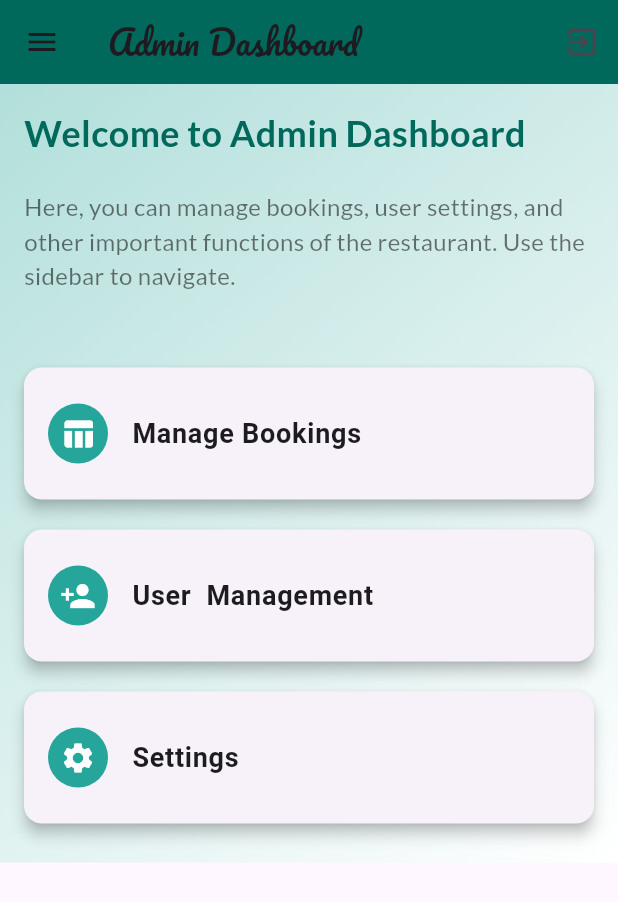
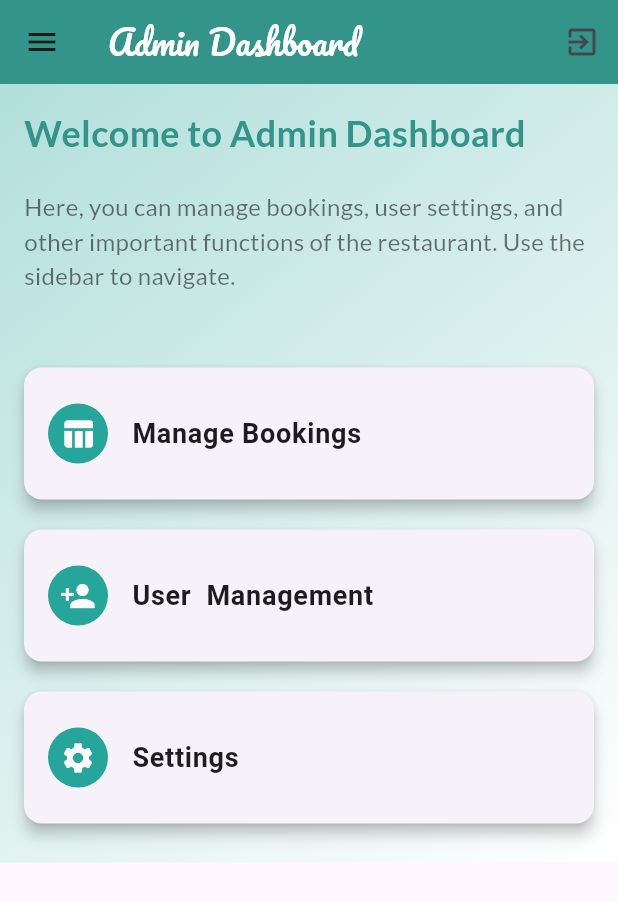
Before and after one commit to jesmariaroy/Project1, a Flutter app: the AdminDashboard screen opened by its route, on a phone screen of 412 x 824 dp. Shown: the top 902 px of the screen. Run offline on Flutter 3.47's test engine with Material 3 defaults, Android fonts, the phone set to English and light mode, and no system bars; our stand-ins replace carousel_slider, cloud_firestore, firebase_auth, firebase_core, flutter_rating_bar, google_fonts and 1 more; accounts and stored records are empty.

Commit message:
Update admin_page.dart

```diff
--- a/lib/pages/admin_page.dart
+++ b/lib/pages/admin_page.dart
@@ -11,7 +11,7 @@ class AdminDashboardApp extends StatelessWidget {
     return MaterialApp(
       debugShowCheckedModeBanner: false,
       theme: ThemeData(
-        primarySwatch: Colors.teal,
+        primaryColor: const Color.fromARGB(255, 51, 148, 137),
         textTheme: TextTheme(
           titleLarge: TextStyle(fontSize: 24, fontWeight: FontWeight.bold),
           bodyMedium: TextStyle(fontSize: 16),
@@ -41,8 +41,10 @@ class _AdminDashboardState extends State<AdminDashboard> {
   Widget build(BuildContext context) {
     return Scaffold(
       appBar: AppBar(
-        backgroundColor: Colors.teal[800], // Teal gradient color
-        title: Text('Admin Dashboard', style: GoogleFonts.pacifico()),
+        backgroundColor:
+            const Color.fromARGB(255, 51, 148, 137), // Teal gradient color
+        title: Text('Admin Dashboard',
+            style: GoogleFonts.pacifico(color: Colors.white)),
         actions: [
           IconButton(
             icon: Icon(Icons.exit_to_app),
@@ -55,30 +57,24 @@ class _AdminDashboardState extends State<AdminDashboard> {
         ],
       ),
       drawer: Drawer(
-        child: ListView(
-          padding: EdgeInsets.zero,
-          children: <Widget>[
-            DrawerHeader(
+        child: Container(
           decoration: BoxDecoration(
             gradient: LinearGradient(
               colors: [
-                    Colors.teal[800]!,
+                const Color.fromARGB(255, 62, 147, 137)!,
                 Colors.teal[400]!
               ], // Teal gradient color
               begin: Alignment.topLeft,
               end: Alignment.bottomRight,
             ),
           ),
+          child: ListView(
+            padding: EdgeInsets.zero,
+            children: <Widget>[
+              DrawerHeader(
                 child: Column(
                   crossAxisAlignment: CrossAxisAlignment.start,
                   children: [
-                  CircleAvatar(
-                    backgroundColor: Colors.white,
-                    radius: 40,
-                    child: Icon(Icons.person,
-                        size: 50,
-                        color: Colors.teal[800]!), // Teal gradient color
-                  ),
                     SizedBox(height: 10),
                     Text(
                       'Restaurant Admin',
@@ -89,10 +85,20 @@ class _AdminDashboardState extends State<AdminDashboard> {
                     ),
                   ],
                 ),
+                decoration: BoxDecoration(
+                  gradient: LinearGradient(
+                    colors: [
+                      const Color.fromARGB(255, 50, 149, 137)!,
+                      Colors.teal[400]!
+                    ], // Teal gradient color
+                    begin: Alignment.topLeft,
+                    end: Alignment.bottomRight,
+                  ),
+                ),
               ),
               ListTile(
                 leading: Icon(Icons.dashboard),
-              title: Text('Dashboard'),
+                title: Text('Dashboard', style: TextStyle(color: Colors.white)),
                 onTap: () {
                   setState(() {
                     _selectedIndex = 0;
@@ -102,7 +108,8 @@ class _AdminDashboardState extends State<AdminDashboard> {
               ),
               ListTile(
                 leading: Icon(Icons.table_chart),
-              title: Text('Booking Management'),
+                title: Text('Booking Management',
+                    style: TextStyle(color: Colors.white)),
                 onTap: () {
                   setState(() {
                     _selectedIndex = 1;
@@ -112,7 +119,7 @@ class _AdminDashboardState extends State<AdminDashboard> {
               ),
               ListTile(
                 leading: Icon(Icons.settings),
-              title: Text('Settings'),
+                title: Text('Settings', style: TextStyle(color: Colors.white)),
                 onTap: () {
                   setState(() {
                     _selectedIndex = 2;
@@ -122,7 +129,8 @@ class _AdminDashboardState extends State<AdminDashboard> {
               ),
               ListTile(
                 leading: Icon(Icons.add),
-              title: Text('Register User'),
+                title: Text('Register User',
+                    style: TextStyle(color: Colors.white)),
                 onTap: () {
                   setState(() {
                     _selectedIndex = 3;
@@ -131,6 +139,7 @@ class _AdminDashboardState extends State<AdminDashboard> {
                 },
               ),
             ],
+          ),
         ),
       ),
       body: Container(
@@ -164,7 +173,8 @@ class DashboardHome extends StatelessWidget {
             style: GoogleFonts.lato(
                 fontSize: 24,
                 fontWeight: FontWeight.bold,
-                color: Colors.teal[800]!), // Teal gradient color
+                color: const Color.fromARGB(
+                    255, 51, 148, 137)!), // Teal gradient color
           ),
           SizedBox(height: 20),
           Text(
@@ -215,10 +225,19 @@ class BookingManagement extends StatelessWidget {
   Widget build(BuildContext context) {
     return Scaffold(
       appBar: AppBar(
-        backgroundColor: Colors.teal[800], // Teal gradient color
-        title: Text('Booking Management', style: GoogleFonts.pacifico()),
+        backgroundColor:
+            const Color.fromARGB(255, 51, 148, 137), // Teal gradient color
+        title: Text('Booking Management',
+            style: GoogleFonts.pacifico(color: Colors.white)),
       ),
-      body: Padding(
+      body: Container(
+        decoration: BoxDecoration(
+          gradient: LinearGradient(
+            colors: [Colors.teal[100]!, Colors.white], // Teal gradient color
+            begin: Alignment.topLeft,
+            end: Alignment.bottomRight,
+          ),
+        ),
         padding: const EdgeInsets.all(16.0),
         child: Column(
           crossAxisAlignment: CrossAxisAlignment.start,
@@ -328,10 +347,19 @@ class SettingsScreen extends StatelessWidget {
   Widget build(BuildContext context) {
     return Scaffold(
       appBar: AppBar(
-        backgroundColor: Colors.teal[800], // Teal gradient color
-        title: Text('Settings', style: GoogleFonts.pacifico()),
+        backgroundColor:
+            const Color.fromARGB(255, 51, 148, 137), // Teal gradient color
+        title:
+            Text('Settings', style: GoogleFonts.pacifico(color: Colors.white)),
       ),
-      body: Padding(
+      body: Container(
+        decoration: BoxDecoration(
+          gradient: LinearGradient(
+            colors: [Colors.teal[100]!, Colors.white], // Teal gradient color
+            begin: Alignment.topLeft,
+            end: Alignment.bottomRight,
+          ),
+        ),
         padding: const EdgeInsets.all(16.0),
         child: Column(
           crossAxisAlignment: CrossAxisAlignment.start,
@@ -414,6 +442,7 @@ class SettingsScreen extends StatelessWidget {
 }
 
 // Register User Screen - Form to add a new user
+// Register User Screen - Form to add a new user
 class RegisterUserScreen extends StatefulWidget {
   @override
   _RegisterUserScreenState createState() => _RegisterUserScreenState();
@@ -431,10 +460,19 @@ class _RegisterUserScreenState extends State<RegisterUserScreen> {
   Widget build(BuildContext context) {
     return Scaffold(
       appBar: AppBar(
-        backgroundColor: Colors.teal[800], // Teal gradient color
-        title: Text('Register User', style: GoogleFonts.pacifico()),
+        backgroundColor:
+            const Color.fromARGB(255, 51, 148, 137), // Teal gradient color
+        title: Text('Register User',
+            style: GoogleFonts.pacifico(color: Colors.white)),
       ),
-      body: Padding(
+      body: Container(
+        decoration: BoxDecoration(
+          gradient: LinearGradient(
+            colors: [Colors.teal[100]!, Colors.white], // Teal gradient color
+            begin: Alignment.topLeft,
+            end: Alignment.bottomRight,
+          ),
+        ),
         padding: const EdgeInsets.all(16.0),
         child: Column(
           crossAxisAlignment: CrossAxisAlignment.start,
@@ -472,13 +510,15 @@ class _RegisterUserScreenState extends State<RegisterUserScreen> {
               decoration: InputDecoration(labelText: 'Select Role'),
             ),
             SizedBox(height: 20),
-            ElevatedButton(
+            TextButton(
               onPressed: () {
                 _registerUser(context);
               },
               child: Text('Register User'),
-              style: ElevatedButton.styleFrom(
-                backgroundColor: Colors.teal[800], // Teal gradient color
+              style: TextButton.styleFrom(
+                backgroundColor: const Color.fromARGB(
+                    255, 51, 148, 137), // Teal background color
+                foregroundColor: Colors.white, // Text color
                 padding: EdgeInsets.symmetric(horizontal: 30, vertical: 15),
                 shape: RoundedRectangleBorder(
                   borderRadius: BorderRadius.circular(30),
```
Lines whose indentation alone changed are shown as unchanged.
